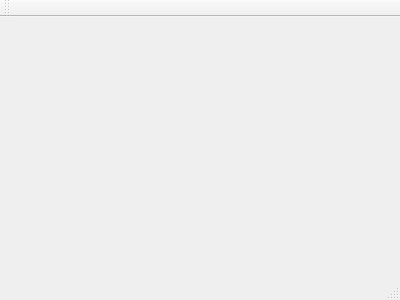
First picture: the form in zmainwindow.ui, repository xavierliancw/CS4ADataDictionaryFormatter, before the edit.
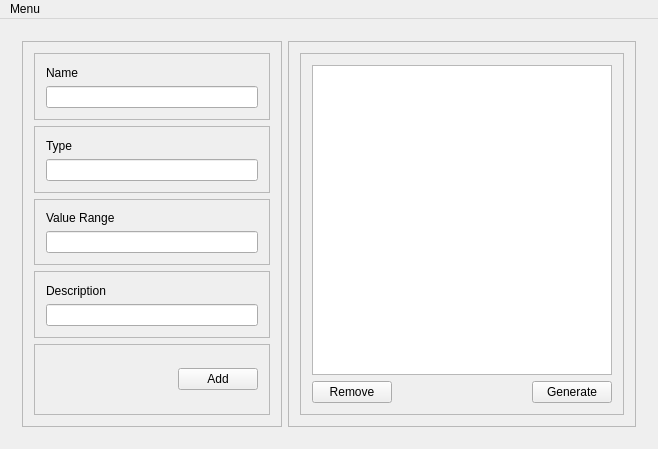
Second picture: the form after the edit. The open tabs and pages were chosen to show the change.

Commit message: Lots of Basic Progress

```diff
--- a/zmainwindow.ui
+++ b/zmainwindow.ui
@@ -1,24 +1,339 @@
 <ui version="4.0">
  <class>zMainWindow</class>
- <widget class="QMainWindow" name="zMainWindow" >
-  <property name="geometry" >
+ <widget class="QMainWindow" name="zMainWindow">
+  <property name="geometry">
    <rect>
     <x>0</x>
     <y>0</y>
-    <width>400</width>
-    <height>300</height>
+    <width>658</width>
+    <height>449</height>
    </rect>
   </property>
   <property name="windowTitle" >
    <string>zMainWindow</string>
   </property>
-  <widget class="QMenuBar" name="menuBar" />
-  <widget class="QToolBar" name="mainToolBar" />
-  <widget class="QWidget" name="centralWidget" />
-  <widget class="QStatusBar" name="statusBar" />
+  <widget class="QWidget" name="centralWidget">
+   <layout class="QGridLayout" name="gridLayout">
+    <item row="0" column="0">
+     <widget class="QStackedWidget" name="stackWidg">
+      <property name="currentIndex">
+       <number>1</number>
+      </property>
+      <widget class="QWidget" name="entry">
+       <layout class="QGridLayout" name="gridLayout_2">
+        <item row="0" column="1" rowspan="4" colspan="2">
+         <widget class="QFrame" name="frame_9">
+          <property name="sizePolicy">
+           <sizepolicy hsizetype="Expanding" vsizetype="Preferred">
+            <horstretch>0</horstretch>
+            <verstretch>0</verstretch>
+           </sizepolicy>
+          </property>
+          <property name="frameShape">
+           <enum>QFrame::StyledPanel</enum>
+          </property>
+          <property name="frameShadow">
+           <enum>QFrame::Raised</enum>
+          </property>
+          <layout class="QVBoxLayout" name="verticalLayout_6">
+           <item>
+            <widget class="QFrame" name="frame_11">
+             <property name="frameShape">
+              <enum>QFrame::StyledPanel</enum>
+             </property>
+             <property name="frameShadow">
+              <enum>QFrame::Raised</enum>
+             </property>
+             <layout class="QGridLayout" name="gridLayout_4">
+              <item row="1" column="2">
+               <widget class="QPushButton" name="genBt">
+                <property name="focusPolicy">
+                 <enum>Qt::NoFocus</enum>
+                </property>
+                <property name="text">
+                 <string>Generate</string>
+                </property>
+               </widget>
+              </item>
+              <item row="0" column="0" colspan="3">
+               <widget class="QTableWidget" name="dataTbl">
+                <property name="minimumSize">
+                 <size>
+                  <width>300</width>
+                  <height>0</height>
+                 </size>
+                </property>
+                <property name="alternatingRowColors">
+                 <bool>true</bool>
+                </property>
+                <property name="selectionMode">
+                 <enum>QAbstractItemView::SingleSelection</enum>
+                </property>
+                <property name="selectionBehavior">
+                 <enum>QAbstractItemView::SelectRows</enum>
+                </property>
+                <attribute name="verticalHeaderVisible">
+                 <bool>false</bool>
+                </attribute>
+               </widget>
+              </item>
+              <item row="1" column="0">
+               <widget class="QPushButton" name="remBt">
+                <property name="text">
+                 <string>Remove</string>
+                </property>
+               </widget>
+              </item>
+              <item row="1" column="1">
+               <spacer name="horizontalSpacer">
+                <property name="orientation">
+                 <enum>Qt::Horizontal</enum>
+                </property>
+                <property name="sizeHint" stdset="0">
+                 <size>
+                  <width>40</width>
+                  <height>20</height>
+                 </size>
+                </property>
+               </spacer>
+              </item>
+             </layout>
+            </widget>
+           </item>
+          </layout>
+         </widget>
+        </item>
+        <item row="0" column="0" rowspan="4">
+         <widget class="QFrame" name="frame">
+          <property name="frameShape">
+           <enum>QFrame::StyledPanel</enum>
+          </property>
+          <property name="frameShadow">
+           <enum>QFrame::Raised</enum>
+          </property>
+          <layout class="QVBoxLayout" name="verticalLayout_5">
+           <item>
+            <widget class="QFrame" name="frame_2">
+             <property name="frameShape">
+              <enum>QFrame::StyledPanel</enum>
+             </property>
+             <property name="frameShadow">
+              <enum>QFrame::Raised</enum>
+             </property>
+             <layout class="QVBoxLayout" name="verticalLayout">
+              <item>
+               <widget class="QLabel" name="label_2">
+                <property name="text">
+                 <string>Name</string>
+                </property>
+               </widget>
+              </item>
+              <item>
+               <widget class="QLineEdit" name="nameLE"/>
+              </item>
+             </layout>
+            </widget>
+           </item>
+           <item>
+            <widget class="QFrame" name="frame_3">
+             <property name="frameShape">
+              <enum>QFrame::StyledPanel</enum>
+             </property>
+             <property name="frameShadow">
+              <enum>QFrame::Raised</enum>
+             </property>
+             <layout class="QVBoxLayout" name="verticalLayout_2">
+              <item>
+               <widget class="QLabel" name="label_3">
+                <property name="text">
+                 <string>Type</string>
+                </property>
+               </widget>
+              </item>
+              <item>
+               <widget class="QLineEdit" name="typeLE"/>
+              </item>
+             </layout>
+            </widget>
+           </item>
+           <item>
+            <widget class="QFrame" name="frame_4">
+             <property name="frameShape">
+              <enum>QFrame::StyledPanel</enum>
+             </property>
+             <property name="frameShadow">
+              <enum>QFrame::Raised</enum>
+             </property>
+             <layout class="QVBoxLayout" name="verticalLayout_3">
+              <item>
+               <widget class="QLabel" name="label_4">
+                <property name="text">
+                 <string>Value Range</string>
+                </property>
+               </widget>
+              </item>
+              <item>
+               <widget class="QLineEdit" name="valLE"/>
+              </item>
+             </layout>
+            </widget>
+           </item>
+           <item>
+            <widget class="QFrame" name="frame_5">
+             <property name="frameShape">
+              <enum>QFrame::StyledPanel</enum>
+             </property>
+             <property name="frameShadow">
+              <enum>QFrame::Raised</enum>
+             </property>
+             <layout class="QVBoxLayout" name="verticalLayout_4">
+              <item>
+               <widget class="QLabel" name="label_5">
+                <property name="text">
+                 <string>Description</string>
+                </property>
+               </widget>
+              </item>
+              <item>
+               <widget class="QLineEdit" name="descLE"/>
+              </item>
+             </layout>
+            </widget>
+           </item>
+           <item>
+            <widget class="QFrame" name="frame_6">
+             <property name="frameShape">
+              <enum>QFrame::StyledPanel</enum>
+             </property>
+             <property name="frameShadow">
+              <enum>QFrame::Raised</enum>
+             </property>
+             <layout class="QHBoxLayout" name="horizontalLayout">
+              <item>
+               <spacer name="horizontalSpacer_2">
+                <property name="orientation">
+                 <enum>Qt::Horizontal</enum>
+                </property>
+                <property name="sizeHint" stdset="0">
+                 <size>
+                  <width>136</width>
+                  <height>47</height>
+                 </size>
+                </property>
+               </spacer>
+              </item>
+              <item>
+               <widget class="QPushButton" name="addBt">
+                <property name="focusPolicy">
+                 <enum>Qt::NoFocus</enum>
+                </property>
+                <property name="text">
+                 <string>Add</string>
+                </property>
+               </widget>
+              </item>
+             </layout>
+            </widget>
+           </item>
+          </layout>
+         </widget>
+        </item>
+       </layout>
+      </widget>
+      <widget class="QWidget" name="result">
+       <layout class="QGridLayout" name="gridLayout_3">
+        <item row="0" column="0">
+         <widget class="QPushButton" name="backBt">
+          <property name="text">
+           <string>Back</string>
+          </property>
+         </widget>
+        </item>
+        <item row="5" column="2">
+         <widget class="QPushButton" name="copyBt">
+          <property name="text">
+           <string>Copy</string>
+          </property>
+         </widget>
+        </item>
+        <item row="3" column="0" colspan="3">
+         <widget class="QPlainTextEdit" name="dataTE"/>
+        </item>
+        <item row="0" column="1">
+         <spacer name="horizontalSpacer_4">
+          <property name="orientation">
+           <enum>Qt::Horizontal</enum>
+          </property>
+          <property name="sizeHint" stdset="0">
+           <size>
+            <width>40</width>
+            <height>20</height>
+           </size>
+          </property>
+         </spacer>
+        </item>
+        <item row="5" column="1">
+         <spacer name="horizontalSpacer_5">
+          <property name="orientation">
+           <enum>Qt::Horizontal</enum>
+          </property>
+          <property name="sizeHint" stdset="0">
+           <size>
+            <width>40</width>
+            <height>20</height>
+           </size>
+          </property>
+         </spacer>
+        </item>
+       </layout>
+      </widget>
+     </widget>
+    </item>
+   </layout>
+  </widget>
+  <widget class="QMenuBar" name="menuBar">
+   <property name="geometry">
+    <rect>
+     <x>0</x>
+     <y>0</y>
+     <width>658</width>
+     <height>21</height>
+    </rect>
+   </property>
+   <widget class="QMenu" name="menuMenu">
+    <property name="title">
+     <string>Menu</string>
+    </property>
+    <addaction name="actionKeyboard_Shortcuts"/>
+    <addaction name="actionAbout"/>
+    <addaction name="actionHelp"/>
+   </widget>
+   <addaction name="menuMenu"/>
+  </widget>
+  <action name="actionKeyboard_Shortcuts">
+   <property name="text">
+    <string>Keyboard Shortcuts</string>
+   </property>
+  </action>
+  <action name="actionAbout">
+   <property name="text">
+    <string>About</string>
+   </property>
+  </action>
+  <action name="actionHelp">
+   <property name="text">
+    <string>Help</string>
+   </property>
+  </action>
  </widget>
- <layoutDefault spacing="6" margin="11" />
- <pixmapfunction></pixmapfunction>
+ <layoutdefault spacing="6" margin="11"/>
+ <tabstops>
+  <tabstop>nameLE</tabstop>
+  <tabstop>typeLE</tabstop>
+  <tabstop>valLE</tabstop>
+  <tabstop>addBt</tabstop>
+  <tabstop>dataTE</tabstop>
+ </tabstops>
  <resources/>
  <connections/>
 </ui>
```
Left out of the diff: 5 changed lines with no effect on the pictures. The commit also changes 2 other files.
